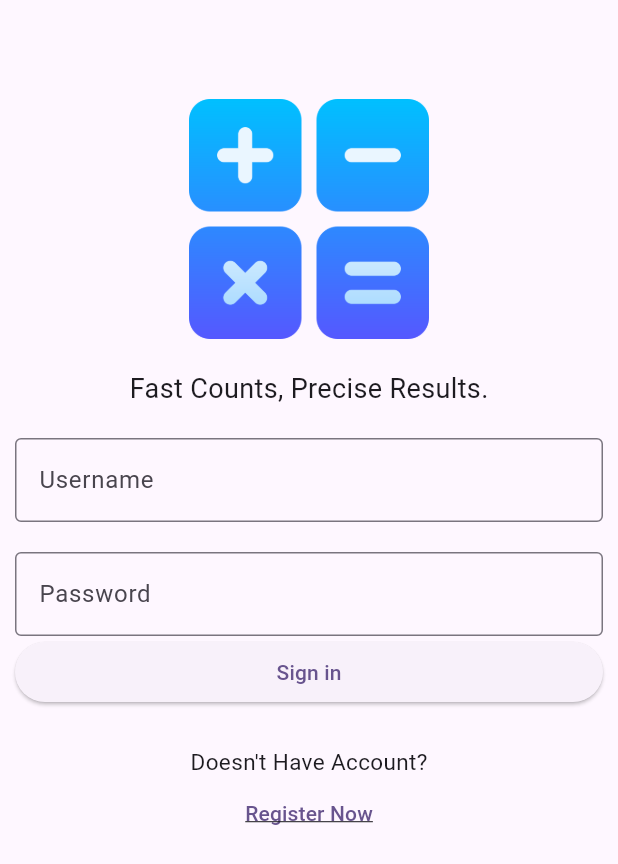
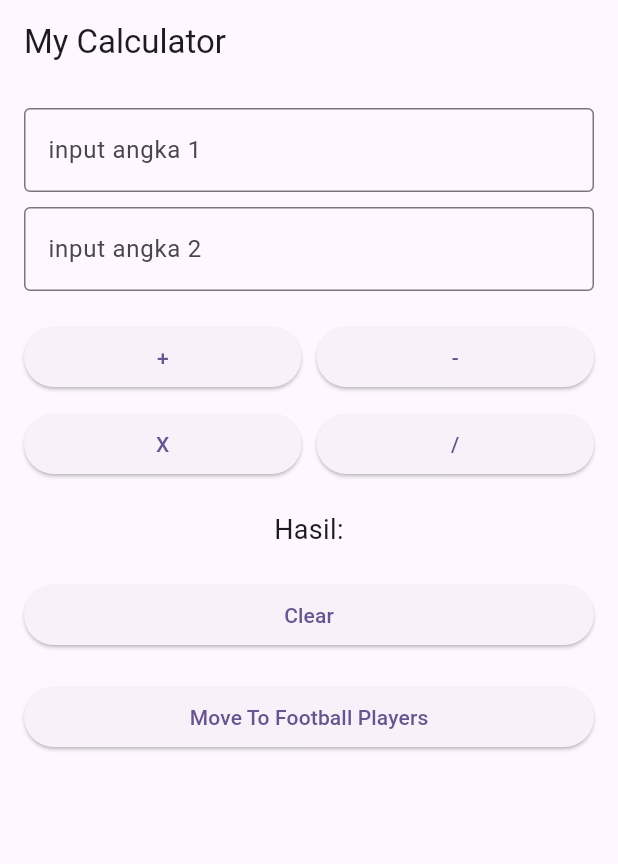
Before and after one commit to Hiyooooo/Tugas_Flutter_1, a Flutter app: the screen it shows after launch, on a phone screen of 412 x 824 dp. Shown: the top 864 px of the screen. Run offline on Flutter 3.47's test engine with Material 3 defaults, Android fonts, the phone set to English and light mode, and no system bars; our stand-ins replace get.

Commit message:
Belajar ListView Dan Route

```diff
--- /dev/null
+++ b/lib/controllers/calculator_controller.dart
@@ -0,0 +1,45 @@
+import 'package:flutter/material.dart';
+import 'package:get/get.dart';
+
+class CalculatorController extends GetxController {
+  final txtAngka1 = TextEditingController();
+  final txtAngka2 = TextEditingController();
+  var hasil = "".obs;
+
+  void tambah() {
+    int angka1 = int.parse(txtAngka1.text.toString());
+    int angka2 = int.parse(txtAngka2.text.toString());
+
+    int hasilJumlah = angka1 + angka2;
+    hasil.value = hasilJumlah.toString();
+  }
+
+  void kurang() {
+    int angka1 = int.parse(txtAngka1.text.toString());
+    int angka2 = int.parse(txtAngka2.text.toString());
+
+    int hasilJumlah = angka1 - angka2;
+    hasil.value = hasilJumlah.toString();
+  }
+
+  void kali() {
+    int angka1 = int.parse(txtAngka1.text.toString());
+    int angka2 = int.parse(txtAngka2.text.toString());
+
+    int hasilJumlah = angka1 * angka2;
+    hasil.value = hasilJumlah.toString();
+  }
+
+  void bagi() {
+    int angka1 = int.parse(txtAngka1.text.toString());
+    int angka2 = int.parse(txtAngka2.text.toString());
+
+    double hasilJumlah = angka1 / angka2;
+    hasil.value = hasilJumlah.toString();
+  }
+
+  void clear() {
+    txtAngka1.clear();
+    txtAngka2.clear();
+  }
+}
--- a/lib/main.dart
+++ b/lib/main.dart
@@ -1,5 +1,9 @@
-import 'package:calculator_app/login_page.dart';
+// import 'package:calculator_app/login_page.dart';
+import 'package:calculator_app/pages/calculator_page.dart';
+import 'package:calculator_app/routes/pages.dart';
+import 'package:calculator_app/routes/routes.dart';
 import 'package:flutter/material.dart';
+import 'package:get/get.dart';
 
 void main() {
   runApp(const MyApp());
@@ -11,12 +15,13 @@ class MyApp extends StatelessWidget {
   // This widget is the root of your application.
   @override
   Widget build(BuildContext context) {
-    return MaterialApp(
+    return GetMaterialApp(
       title: 'Flutter Demo',
       theme: ThemeData(
         colorScheme: ColorScheme.fromSeed(seedColor: Colors.deepPurple),
       ),
-      home: const LoginPage(),
+      initialRoute: AppRoutes.calculator,
+      getPages: AppPages.pages,
     );
   }
 }
--- /dev/null
+++ b/lib/pages/calculator_page.dart
@@ -0,0 +1,109 @@
+import 'package:calculator_app/controllers/calculator_controller.dart';
+import 'package:calculator_app/routes/routes.dart';
+import 'package:flutter/material.dart';
+import 'package:get/get.dart';
+import 'package:calculator_app/widgets/custom_textfield.dart';
+import 'package:calculator_app/widgets/custom_button.dart';
+
+class CalculatorPage extends StatelessWidget {
+  CalculatorPage({super.key});
+
+  final CalculatorController calculatorController = Get.put(
+    CalculatorController(),
+  );
+
+  @override
+  Widget build(BuildContext context) {
+    return Scaffold(
+      appBar: AppBar(title: Text("My Calculator")),
+      body: Padding(
+        padding: const EdgeInsets.all(16.0),
+        child: Column(
+          crossAxisAlignment: CrossAxisAlignment.stretch,
+          children: [
+            CustomTextField(
+              controller: calculatorController.txtAngka1,
+              label: "input angka 1",
+            ),
+            const SizedBox(height: 10),
+            CustomTextField(
+              controller: calculatorController.txtAngka2,
+              label: "input angka 2",
+            ),
+
+            const SizedBox(height: 20),
+            Row(
+              children: [
+                Expanded(
+                  child: CustomButton(
+                    text: "+",
+                    onPressed: () {
+                      calculatorController.tambah();
+                    },
+                  ),
+                ),
+
+                const SizedBox(width: 10),
+                Expanded(
+                  child: CustomButton(
+                    text: "-",
+                    onPressed: () {
+                      calculatorController.kurang();
+                    },
+                  ),
+                ),
+              ],
+            ),
+
+            const SizedBox(height: 10),
+            Row(
+              children: [
+                Expanded(
+                  child: CustomButton(
+                    text: "X",
+                    onPressed: () {
+                      calculatorController.kali();
+                    },
+                  ),
+                ),
+
+                const SizedBox(width: 10),
+                Expanded(
+                  child: CustomButton(
+                    text: "/",
+                    onPressed: () {
+                      calculatorController.bagi();
+                    },
+                  ),
+                ),
+              ],
+            ),
+            const SizedBox(height: 20),
+            Obx(
+              () => Text(
+                "Hasil: ${calculatorController.hasil.value}",
+                style: const TextStyle(fontSize: 18),
+                textAlign: TextAlign.center,
+              ),
+            ),
+            const SizedBox(height: 20),
+            CustomButton(
+              text: "Clear",
+              onPressed: () {
+                calculatorController.clear();
+              },
+            ),
+
+            const SizedBox(height: 20),
+            CustomButton(
+              text: "Move To Football Players",
+              onPressed: () {
+                Get.toNamed(AppRoutes.footballplayers);
+              },
+            ),
+          ],
+        ),
+      ),
+    );
+  }
+}
--- /dev/null
+++ b/lib/routes/pages.dart
@@ -0,0 +1,13 @@
+import 'package:calculator_app/pages/calculator_page.dart';
+import 'package:calculator_app/pages/football_page.dart';
+import 'package:calculator_app/pages/football_edit_page.dart';
+import 'package:calculator_app/routes/routes.dart';
+import 'package:get/get_navigation/src/routes/get_route.dart';
+
+class AppPages {
+  static final pages = [
+    GetPage(name: AppRoutes.calculator, page: () => CalculatorPage()),
+    GetPage(name: AppRoutes.footballplayers, page: () => FootballPages()),
+    GetPage(name: AppRoutes.footballedit, page: () => FootbalEdit()),
+  ];
+}
--- /dev/null
+++ b/lib/routes/routes.dart
@@ -0,0 +1,5 @@
+class AppRoutes {
+  static const String calculator = '/calculator';
+  static const String footballplayers = '/footballplayers';
+  static const String footballedit = '/footballedit';
+}
--- a/pubspec.yaml
+++ b/pubspec.yaml
@@ -60,6 +60,9 @@ flutter:
   # To add assets to your application, add an assets section, like this:
   assets:
     - assets/images/logo.png
+    - assets/images/messi.jpg
+    - assets/images/ronaldo.jpg
+    - assets/images/neymarjr.jpg
 
   # An image asset can refer to one or more resolution-specific "variants", see
   # https://flutter.dev/to/resolution-aware-images
```
Also changed, not shown: lib/controllers/football_controller.dart (added, +31 -0 lines), lib/controllers/football_edit_controller.dart (added, +71 -0 lines), lib/models/player_model.dart (added, +13 -0 lines), lib/pages/football_edit_page.dart (added, +90 -0 lines), lib/pages/football_page.dart (added, +62 -0 lines), assets/images/messi.jpg (added), assets/images/neymarjr.jpg (added), assets/images/ronaldo.jpg (added).
